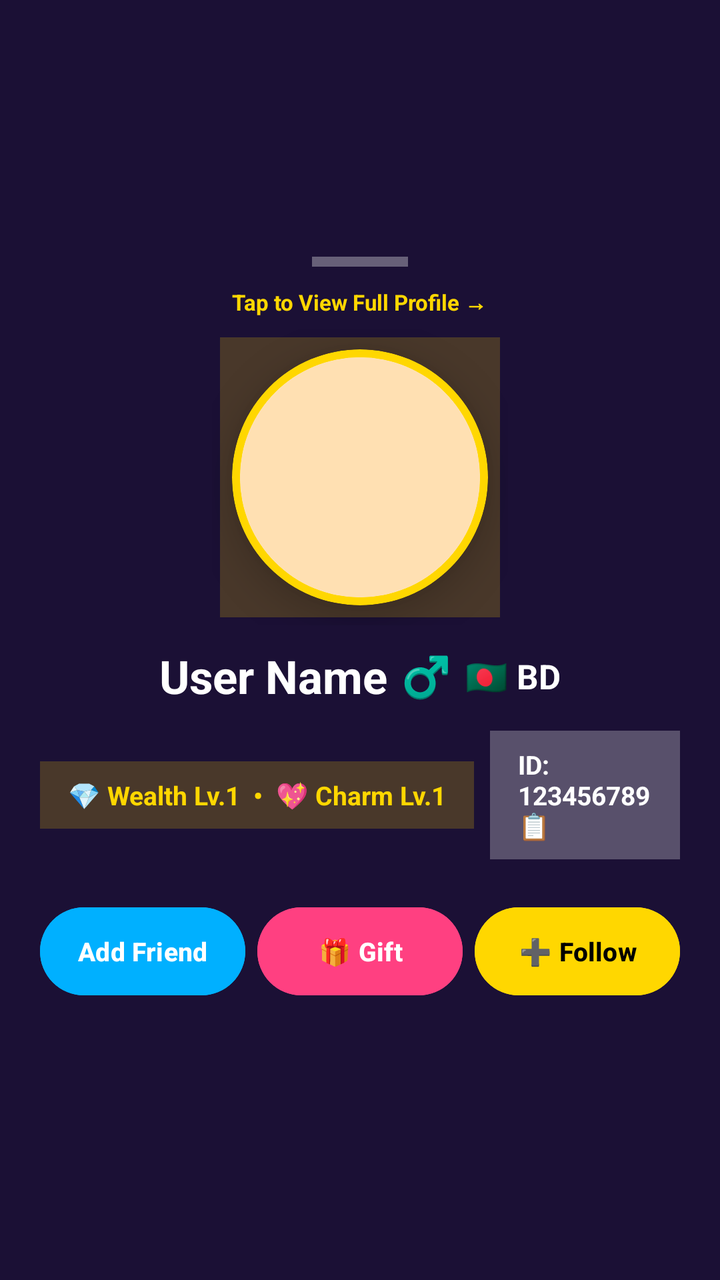
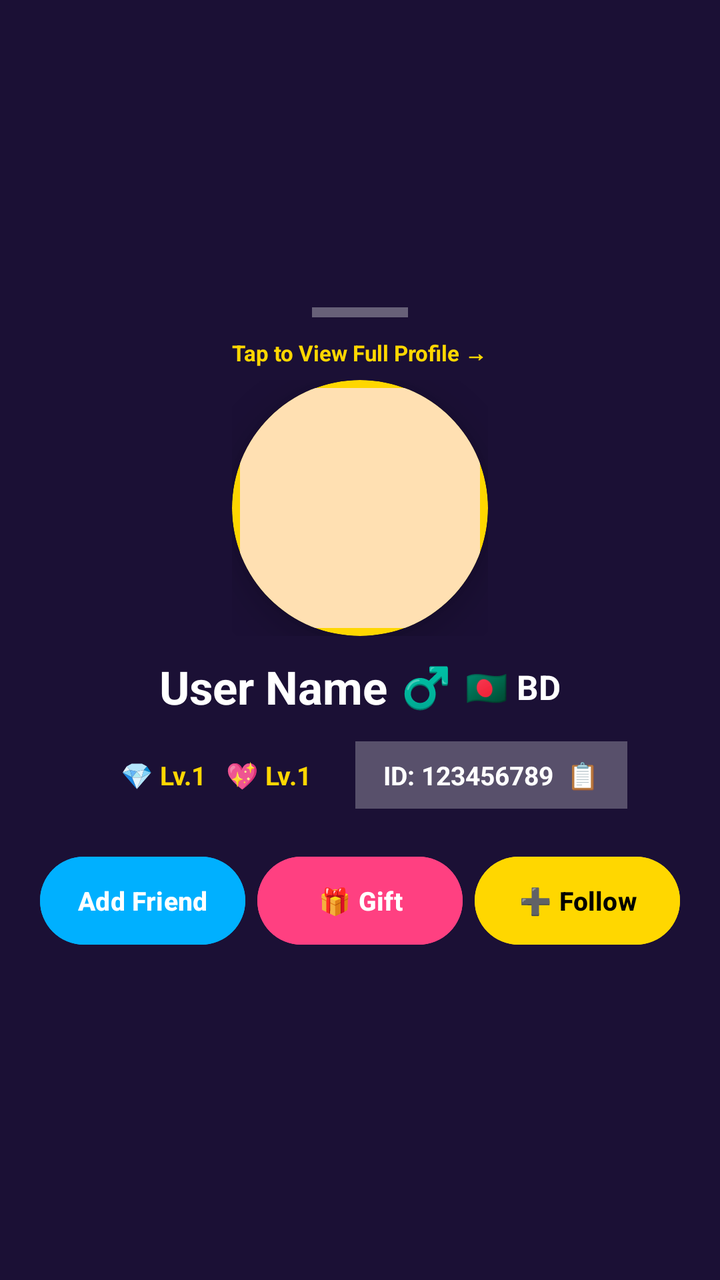

Before-and-after screenshots of an Android layout around one commit, followed by the original layout XML and the change that was made.
<!-- AndroidManifest.xml: application theme Theme.SRVoiceChat -->
<!-- res/layout/dialog_mini_profile.xml -->
<?xml version="1.0" encoding="utf-8"?>
<LinearLayout xmlns:android="http://schemas.android.com/apk/res/android"
    xmlns:app="http://schemas.android.com/apk/res-auto"
    android:id="@+id/layoutMiniRoot"
    android:layout_width="match_parent"
    android:layout_height="wrap_content"
    android:orientation="vertical"
    android:background="#1B1035"
    android:paddingStart="20dp"
    android:paddingEnd="20dp"
    android:paddingTop="12dp"
    android:paddingBottom="22dp"
    android:gravity="center">

    
    <View
        android:layout_width="48dp"
        android:layout_height="5dp"
        android:background="#55FFFFFF" />

    <TextView
        android:layout_width="wrap_content"
        android:layout_height="wrap_content"
        android:text="Tap to View Full Profile →"
        android:textColor="#FFD700"
        android:textSize="11sp"
        android:textStyle="bold"
        android:paddingTop="10dp"
        android:paddingBottom="6dp" />

    
    <FrameLayout
        android:layout_width="148dp"
        android:layout_height="148dp"
        android:layout_marginBottom="10dp">
        <View
            android:layout_width="140dp"
            android:layout_height="140dp"
            android:layout_gravity="center"
            android:background="#33FFD700" />
        <androidx.cardview.widget.CardView
            android:layout_width="128dp"
            android:layout_height="128dp"
            android:layout_gravity="center"
            app:cardCornerRadius="64dp"
            app:cardElevation="10dp"
            app:cardBackgroundColor="#FFD700">
            <androidx.cardview.widget.CardView
                android:layout_width="120dp"
                android:layout_height="120dp"
                android:layout_gravity="center"
                app:cardCornerRadius="60dp"
                app:cardElevation="0dp">
                <ImageView
                    android:id="@+id/imgMiniPhoto"
                    android:layout_width="match_parent"
                    android:layout_height="match_parent"
                    android:scaleType="centerCrop"
                    android:background="#FFE0B2" />
            </androidx.cardview.widget.CardView>
        </androidx.cardview.widget.CardView>
        <ImageView
            android:id="@+id/imgMiniFrame"
            android:layout_width="148dp"
            android:layout_height="148dp"
            android:layout_gravity="center"
            android:visibility="gone"
            android:scaleType="fitXY" />
    </FrameLayout>

    
    <LinearLayout
        android:layout_width="wrap_content"
        android:layout_height="wrap_content"
        android:orientation="horizontal"
        android:gravity="center_vertical">
        <TextView
            android:id="@+id/txtMiniName"
            android:layout_width="wrap_content"
            android:layout_height="wrap_content"
            android:text="User Name"
            android:textColor="#FFFFFF"
            android:textSize="23sp"
            android:textStyle="bold"
            android:maxLines="1"
            android:ellipsize="end" />
        <TextView
            android:id="@+id/txtMiniGenderIcon"
            android:layout_width="wrap_content"
            android:layout_height="wrap_content"
            android:text="♂️"
            android:textColor="#00B0FF"
            android:textSize="20sp"
            android:textStyle="bold"
            android:layout_marginStart="7dp" />
        <TextView
            android:id="@+id/txtMiniFlag"
            android:layout_width="wrap_content"
            android:layout_height="wrap_content"
            android:text="🇧🇩 BD"
            android:textColor="#FFFFFF"
            android:textSize="17sp"
            android:textStyle="bold"
            android:layout_marginStart="7dp" />
    </LinearLayout>

    
    <TextView
        android:id="@+id/txtMiniVipBadge"
        android:layout_width="wrap_content"
        android:layout_height="wrap_content"
        android:text=""
        android:textColor="#000000"
        android:textSize="14sp"
        android:textStyle="bold"
        android:background="#FFD700"
        android:paddingHorizontal="18dp"
        android:paddingVertical="7dp"
        android:layout_marginTop="10dp"
        android:visibility="gone" />

    <TextView
        android:id="@+id/txtMiniGenderCountry"
        android:layout_width="wrap_content"
        android:layout_height="wrap_content"
        android:visibility="gone" />

    
    <LinearLayout
        android:layout_width="wrap_content"
        android:layout_height="wrap_content"
        android:orientation="horizontal"
        android:gravity="center_vertical"
        android:layout_marginTop="12dp">
        <TextView
            android:id="@+id/txtMiniLevel"
            android:layout_width="wrap_content"
            android:layout_height="wrap_content"
            android:text="💎 Wealth Lv.1  •  💖 Charm Lv.1"
            android:textColor="#FFD700"
            android:textSize="13sp"
            android:textStyle="bold"
            android:background="#33FFD700"
            android:paddingHorizontal="14dp"
            android:paddingVertical="8dp"
            android:layout_marginEnd="8dp" />
        <TextView
            android:id="@+id/txtMiniId"
            android:layout_width="wrap_content"
            android:layout_height="wrap_content"
            android:text="ID: 123456789  📋"
            android:textColor="#FFFFFF"
            android:textSize="13sp"
            android:textStyle="bold"
            android:background="#44FFFFFF"
            android:paddingHorizontal="14dp"
            android:paddingVertical="8dp" />
    </LinearLayout>

    
    <TextView
        android:id="@+id/txtMiniSending"
        android:layout_width="wrap_content"
        android:layout_height="wrap_content"
        android:visibility="gone" />
    <TextView
        android:id="@+id/txtMiniReceiving"
        android:layout_width="wrap_content"
        android:layout_height="wrap_content"
        android:visibility="gone" />

    
    <LinearLayout
        android:id="@+id/layoutMiniAgency"
        android:layout_width="wrap_content"
        android:layout_height="wrap_content"
        android:orientation="horizontal"
        android:gravity="center"
        android:background="#1E8E3E"
        android:paddingHorizontal="16dp"
        android:paddingVertical="6dp"
        android:layout_marginTop="10dp"
        android:visibility="gone">
        <TextView
            android:id="@+id/txtMiniAgency"
            android:layout_width="wrap_content"
            android:layout_height="wrap_content"
            android:text="★ AGENCY ★"
            android:textColor="#FFFFFF"
            android:textSize="11sp"
            android:textStyle="bold"
            android:letterSpacing="0.12" />
    </LinearLayout>

    <LinearLayout
        android:id="@+id/layoutMiniHost"
        android:layout_width="match_parent"
        android:layout_height="wrap_content"
        android:orientation="horizontal"
        android:background="#22000000"
        android:padding="12dp"
        android:layout_marginTop="10dp"
        android:visibility="gone">
        <TextView
            android:layout_width="0dp"
            android:layout_height="wrap_content"
            android:layout_weight="1"
            android:text="🎙️ Host"
            android:textColor="#FFFFFF"
            android:textSize="14sp" />
        <TextView
            android:id="@+id/txtMiniHost"
            android:layout_width="wrap_content"
            android:layout_height="wrap_content"
            android:text=""
            android:textColor="#FFD700"
            android:textSize="14sp"
            android:textStyle="bold" />
    </LinearLayout>

    
    <LinearLayout
        android:layout_width="match_parent"
        android:layout_height="wrap_content"
        android:orientation="horizontal"
        android:gravity="center"
        android:layout_marginTop="20dp">
        <Button
            android:id="@+id/btnMiniAddLeft"
            android:layout_width="0dp"
            android:layout_height="52dp"
            android:layout_weight="1"
            android:text="Add Friend"
            android:textSize="13sp"
            android:maxLines="1"
            android:textColor="#FFFFFF"
            android:textStyle="bold"
            android:backgroundTint="#00B0FF"
            android:paddingHorizontal="2dp"
            android:layout_marginEnd="6dp" />
        <Button
            android:id="@+id/btnMiniGift"
            android:layout_width="0dp"
            android:layout_height="52dp"
            android:layout_weight="1"
            android:text="🎁 Gift"
            android:textSize="13sp"
            android:maxLines="1"
            android:textColor="#FFFFFF"
            android:textStyle="bold"
            android:backgroundTint="#FF4081"
            android:paddingHorizontal="2dp"
            android:layout_marginEnd="6dp" />
        <Button
            android:id="@+id/btnMiniFollowRight"
            android:layout_width="0dp"
            android:layout_height="52dp"
            android:layout_weight="1"
            android:text="➕ Follow"
            android:textSize="13sp"
            android:maxLines="1"
            android:textColor="#000000"
            android:textStyle="bold"
            android:backgroundTint="#FFD700"
            android:paddingHorizontal="2dp" />
    </LinearLayout>
</LinearLayout>
<!-- resources referenced by this layout -->
<resources>
  <style name="Theme.SRVoiceChat" parent="Theme.Material3.DayNight.NoActionBar">
          <item name="colorPrimary">#FF4081</item>
          <item name="android:statusBarColor">#FF4081</item>
          <item name="android:windowLightStatusBar">true</item>
      </style>
</resources>

<!-- the commit's change to res/layout/dialog_mini_profile.xml (unified diff, before → after) -->
@@ -30,14 +30,9 @@
 
     
     <FrameLayout
-        android:layout_width="148dp"
-        android:layout_height="148dp"
+        android:layout_width="128dp"
+        android:layout_height="128dp"
         android:layout_marginBottom="10dp">
-        <View
-            android:layout_width="140dp"
-            android:layout_height="140dp"
-            android:layout_gravity="center"
-            android:background="#33FFD700" />
         <androidx.cardview.widget.CardView
             android:layout_width="128dp"
             android:layout_height="128dp"
@@ -45,24 +40,18 @@
             app:cardCornerRadius="64dp"
             app:cardElevation="10dp"
             app:cardBackgroundColor="#FFD700">
-            <androidx.cardview.widget.CardView
+            <ImageView
+                android:id="@+id/imgMiniPhoto"
                 android:layout_width="120dp"
                 android:layout_height="120dp"
                 android:layout_gravity="center"
-                app:cardCornerRadius="60dp"
-                app:cardElevation="0dp">
-                <ImageView
-                    android:id="@+id/imgMiniPhoto"
-                    android:layout_width="match_parent"
-                    android:layout_height="match_parent"
-                    android:scaleType="centerCrop"
-                    android:background="#FFE0B2" />
-            </androidx.cardview.widget.CardView>
+                android:scaleType="centerCrop"
+                android:background="#FFE0B2" />
         </androidx.cardview.widget.CardView>
         <ImageView
             android:id="@+id/imgMiniFrame"
-            android:layout_width="148dp"
-            android:layout_height="148dp"
+            android:layout_width="128dp"
+            android:layout_height="128dp"
             android:layout_gravity="center"
             android:visibility="gone"
             android:scaleType="fitXY" />
@@ -136,11 +125,11 @@
             android:id="@+id/txtMiniLevel"
             android:layout_width="wrap_content"
             android:layout_height="wrap_content"
-            android:text="💎 Wealth Lv.1  •  💖 Charm Lv.1"
+            android:text="💎 Lv.1   💖 Lv.1"
             android:textColor="#FFD700"
             android:textSize="13sp"
             android:textStyle="bold"
-            android:background="#33FFD700"
+            android:background="@android:color/transparent"
             android:paddingHorizontal="14dp"
             android:paddingVertical="8dp"
             android:layout_marginEnd="8dp" />
